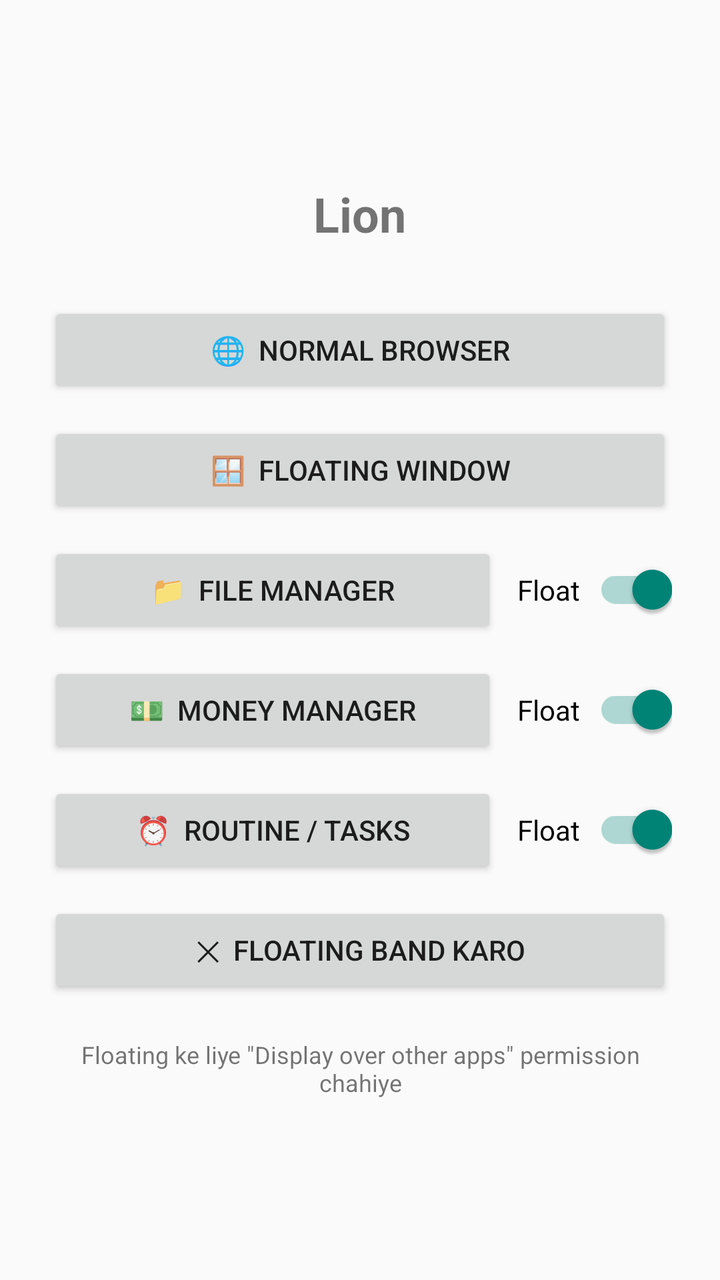
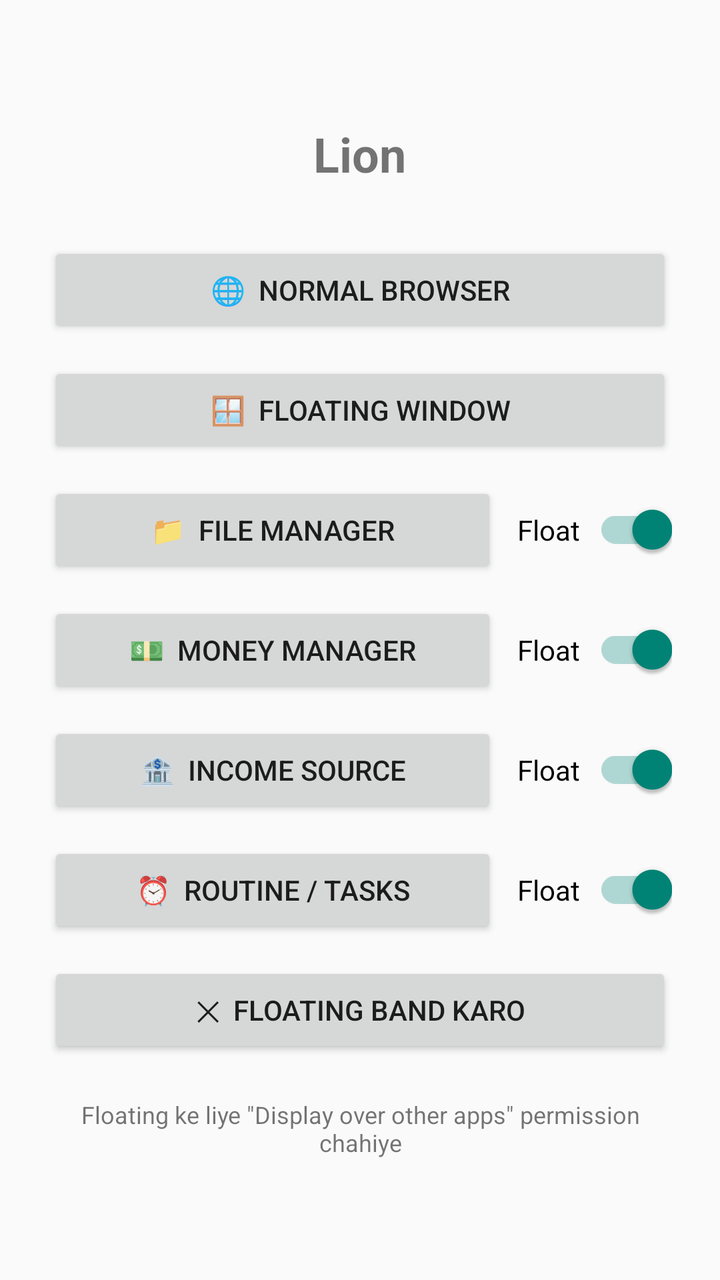

Screens rendered from an Android XML layout before and after an edit, with the pre-edit source and the edit as a unified diff.
<!-- AndroidManifest.xml: application theme AppTheme -->
<!-- res/layout/activity_main.xml -->
<?xml version="1.0" encoding="utf-8"?>
<LinearLayout xmlns:android="http://schemas.android.com/apk/res/android"
    android:layout_width="match_parent"
    android:layout_height="match_parent"
    android:fitsSystemWindows="true"
    android:gravity="center"
    android:orientation="vertical"
    android:padding="24dp">

    <TextView
        android:layout_width="wrap_content"
        android:layout_height="wrap_content"
        android:layout_marginBottom="28dp"
        android:text="Lion"
        android:textSize="24sp"
        android:textStyle="bold" />

    <Button
        android:id="@+id/btnBrowser"
        android:layout_width="match_parent"
        android:layout_height="wrap_content"
        android:layout_marginBottom="12dp"
        android:text="🌐  Normal Browser" />

    <Button
        android:id="@+id/btnFloating"
        android:layout_width="match_parent"
        android:layout_height="wrap_content"
        android:layout_marginBottom="12dp"
        android:text="🪟  Floating Window" />

    <LinearLayout
        android:layout_width="match_parent"
        android:layout_height="wrap_content"
        android:layout_marginBottom="12dp"
        android:gravity="center_vertical"
        android:orientation="horizontal">

        <Button
            android:id="@+id/btnFiles"
            android:layout_width="0dp"
            android:layout_height="wrap_content"
            android:layout_weight="1"
            android:text="📁  File Manager" />

        <androidx.appcompat.widget.SwitchCompat
            android:id="@+id/swFiles"
            android:layout_width="wrap_content"
            android:layout_height="wrap_content"
            android:layout_marginStart="10dp"
            android:checked="true"
            android:text="Float  " />
    </LinearLayout>

    <LinearLayout
        android:layout_width="match_parent"
        android:layout_height="wrap_content"
        android:layout_marginBottom="12dp"
        android:gravity="center_vertical"
        android:orientation="horizontal">

        <Button
            android:id="@+id/btnMoney"
            android:layout_width="0dp"
            android:layout_height="wrap_content"
            android:layout_weight="1"
            android:text="💵  Money Manager" />

        <androidx.appcompat.widget.SwitchCompat
            android:id="@+id/swMoney"
            android:layout_width="wrap_content"
            android:layout_height="wrap_content"
            android:layout_marginStart="10dp"
            android:checked="true"
            android:text="Float  " />
    </LinearLayout>

    <LinearLayout
        android:layout_width="match_parent"
        android:layout_height="wrap_content"
        android:layout_marginBottom="12dp"
        android:gravity="center_vertical"
        android:orientation="horizontal">

        <Button
            android:id="@+id/btnRoutine"
            android:layout_width="0dp"
            android:layout_height="wrap_content"
            android:layout_weight="1"
            android:text="⏰  Routine / Tasks" />

        <androidx.appcompat.widget.SwitchCompat
            android:id="@+id/swRoutine"
            android:layout_width="wrap_content"
            android:layout_height="wrap_content"
            android:layout_marginStart="10dp"
            android:checked="true"
            android:text="Float  " />
    </LinearLayout>

    <Button
        android:id="@+id/btnStopFloating"
        android:layout_width="match_parent"
        android:layout_height="wrap_content"
        android:text="✕  Floating band karo" />

    <TextView
        android:layout_width="wrap_content"
        android:layout_height="wrap_content"
        android:layout_marginTop="20dp"
        android:gravity="center"
        android:text="Floating ke liye &quot;Display over other apps&quot; permission chahiye"
        android:textSize="12sp" />
</LinearLayout>
<!-- resources referenced by this layout -->
<resources>
  <style name="AppTheme" parent="Theme.AppCompat.DayNight.NoActionBar" />
</resources>

<!-- the commit's change to res/layout/activity_main.xml (unified diff, before → after) -->
@@ -83,6 +83,29 @@
         android:orientation="horizontal">
 
         <Button
+            android:id="@+id/btnIncome"
+            android:layout_width="0dp"
+            android:layout_height="wrap_content"
+            android:layout_weight="1"
+            android:text="🏦  Income Source" />
+
+        <androidx.appcompat.widget.SwitchCompat
+            android:id="@+id/swIncome"
+            android:layout_width="wrap_content"
+            android:layout_height="wrap_content"
+            android:layout_marginStart="10dp"
+            android:checked="true"
+            android:text="Float  " />
+    </LinearLayout>
+
+    <LinearLayout
+        android:layout_width="match_parent"
+        android:layout_height="wrap_content"
+        android:layout_marginBottom="12dp"
+        android:gravity="center_vertical"
+        android:orientation="horizontal">
+
+        <Button
             android:id="@+id/btnRoutine"
             android:layout_width="0dp"
             android:layout_height="wrap_content"
